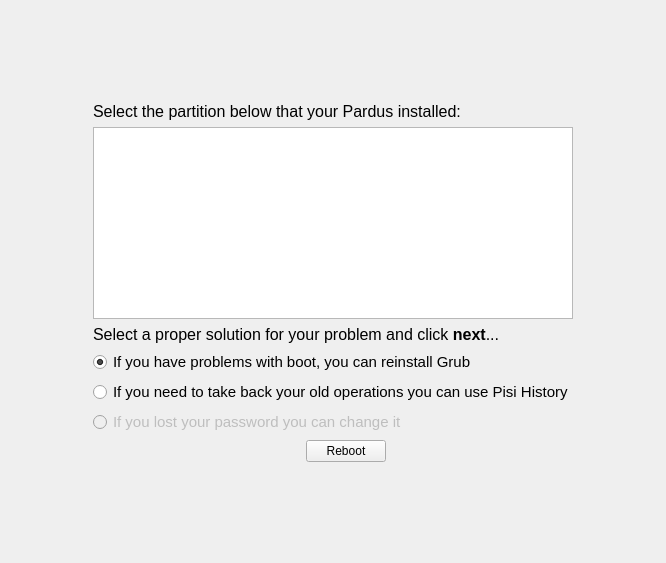
The window that yali4/gui/Ui/rescuewidget.ui (dadas45li/yali) describes before a commit, drawn with Qt 5.
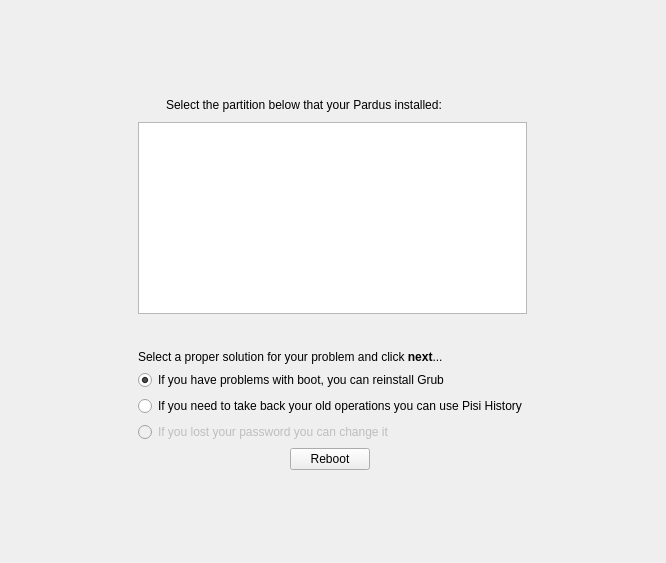
The same window after the commit. Icons and pictures are not drawn.

Commit message: * Much better way for checking if Pardus exists ..

```diff
--- a/yali4/gui/Ui/rescuewidget.ui
+++ b/yali4/gui/Ui/rescuewidget.ui
@@ -17,7 +17,7 @@
    <string notr="true"/>
   </property>
   <layout class="QGridLayout" name="gridLayout">
-   <item row="0" column="1">
+   <item row="0" column="1" colspan="2">
     <spacer>
      <property name="orientation">
       <enum>Qt::Vertical</enum>
@@ -34,22 +34,62 @@
     </spacer>
    </item>
    <item row="1" column="1" colspan="2">
-    <widget class="QLabel" name="infoLabel">
-     <property name="font">
-      <font>
-       <pointsize>12</pointsize>
-      </font>
+    <layout class="QHBoxLayout" name="horizontalLayout_2">
+     <item>
+      <widget class="QLabel" name="info">
+       <property name="minimumSize">
+        <size>
+         <width>22</width>
+         <height>22</height>
+        </size>
+       </property>
+       <property name="maximumSize">
+        <size>
+         <width>22</width>
+         <height>22</height>
+        </size>
+       </property>
+       <property name="text">
+        <string/>
+       </property>
+       <property name="pixmap">
+        <pixmap resource="../../data.qrc">:/gui/pics/help-about.png</pixmap>
+       </property>
+       <property name="scaledContents">
+        <bool>true</bool>
+       </property>
+      </widget>
+     </item>
+     <item>
+      <widget class="QLabel" name="infoLabel">
+       <property name="styleSheet">
+        <string notr="true"/>
+       </property>
+       <property name="text">
+        <string>Select the partition below that your Pardus installed:</string>
+       </property>
+       <property name="wordWrap">
+        <bool>true</bool>
+       </property>
+      </widget>
+     </item>
+    </layout>
+   </item>
+   <item row="2" column="0">
+    <spacer>
+     <property name="orientation">
+      <enum>Qt::Horizontal</enum>
      </property>
-     <property name="styleSheet">
-      <string notr="true"/>
+     <property name="sizeType">
+      <enum>QSizePolicy::Expanding</enum>
      </property>
-     <property name="text">
-      <string>Select the partition below that your Pardus installed:</string>
+     <property name="sizeHint" stdset="0">
+      <size>
+       <width>131</width>
+       <height>20</height>
+      </size>
      </property>
-     <property name="wordWrap">
-      <bool>true</bool>
-     </property>
-    </widget>
+    </spacer>
    </item>
    <item row="2" column="1" colspan="2">
     <widget class="QListWidget" name="partitionList">
@@ -61,13 +101,40 @@
      </property>
     </widget>
    </item>
+   <item row="2" column="3">
+    <spacer>
+     <property name="orientation">
+      <enum>Qt::Horizontal</enum>
+     </property>
+     <property name="sizeType">
+      <enum>QSizePolicy::Expanding</enum>
+     </property>
+     <property name="sizeHint" stdset="0">
+      <size>
+       <width>131</width>
+       <height>20</height>
+      </size>
+     </property>
+    </spacer>
+   </item>
    <item row="3" column="1" colspan="2">
+    <spacer name="verticalSpacer">
+     <property name="orientation">
+      <enum>Qt::Vertical</enum>
+     </property>
+     <property name="sizeType">
+      <enum>QSizePolicy::Fixed</enum>
+     </property>
+     <property name="sizeHint" stdset="0">
+      <size>
+       <width>20</width>
+       <height>30</height>
+      </size>
+     </property>
+    </spacer>
+   </item>
+   <item row="4" column="1" colspan="2">
     <widget class="QLabel" name="solutionLabel">
-     <property name="font">
-      <font>
-       <pointsize>12</pointsize>
-      </font>
-     </property>
      <property name="text">
       <string>Select a proper solution for your problem and click &lt;b&gt;next&lt;/b&gt;...</string>
      </property>
@@ -76,29 +143,8 @@
      </property>
     </widget>
    </item>
-   <item row="4" column="0" rowspan="2">
-    <spacer>
-     <property name="orientation">
-      <enum>Qt::Horizontal</enum>
-     </property>
-     <property name="sizeType">
-      <enum>QSizePolicy::Expanding</enum>
-     </property>
-     <property name="sizeHint" stdset="0">
-      <size>
-       <width>131</width>
-       <height>20</height>
-      </size>
-     </property>
-    </spacer>
-   </item>
-   <item row="4" column="1" colspan="2">
+   <item row="5" column="1" colspan="2">
     <widget class="QRadioButton" name="useGrub">
-     <property name="font">
-      <font>
-       <pointsize>11</pointsize>
-      </font>
-     </property>
      <property name="text">
       <string>If you have problems with boot, you can reinstall Grub</string>
      </property>
@@ -117,13 +163,8 @@
      </property>
     </widget>
    </item>
-   <item row="5" column="1" colspan="2">
+   <item row="6" column="1" colspan="2">
     <widget class="QRadioButton" name="usePisiHs">
-     <property name="font">
-      <font>
-       <pointsize>11</pointsize>
-      </font>
-     </property>
      <property name="styleSheet">
       <string/>
      </property>
@@ -142,16 +183,11 @@
      </property>
     </widget>
    </item>
-   <item row="6" column="1" colspan="2">
+   <item row="7" column="1" colspan="2">
     <widget class="QRadioButton" name="usePassword">
      <property name="enabled">
       <bool>false</bool>
      </property>
-     <property name="font">
-      <font>
-       <pointsize>11</pointsize>
-      </font>
-     </property>
      <property name="styleSheet">
       <string/>
      </property>
@@ -170,7 +206,7 @@
      </property>
     </widget>
    </item>
-   <item row="7" column="2">
+   <item row="8" column="1">
     <layout class="QHBoxLayout" name="horizontalLayout">
      <item>
       <spacer name="horizontalSpacer">
@@ -207,7 +243,7 @@
      </item>
     </layout>
    </item>
-   <item row="8" column="2">
+   <item row="9" column="1" colspan="2">
     <spacer>
      <property name="orientation">
       <enum>Qt::Vertical</enum>
@@ -223,22 +259,6 @@
      </property>
     </spacer>
    </item>
-   <item row="4" column="3" rowspan="2">
-    <spacer>
-     <property name="orientation">
-      <enum>Qt::Horizontal</enum>
-     </property>
-     <property name="sizeType">
-      <enum>QSizePolicy::Expanding</enum>
-     </property>
-     <property name="sizeHint" stdset="0">
-      <size>
-       <width>131</width>
-       <height>20</height>
-      </size>
-     </property>
-    </spacer>
-   </item>
   </layout>
  </widget>
  <layoutdefault spacing="6" margin="11"/>
```
Left out of the diff: 12 changed lines with no effect on the pictures. The commit also changes 4 other files.
